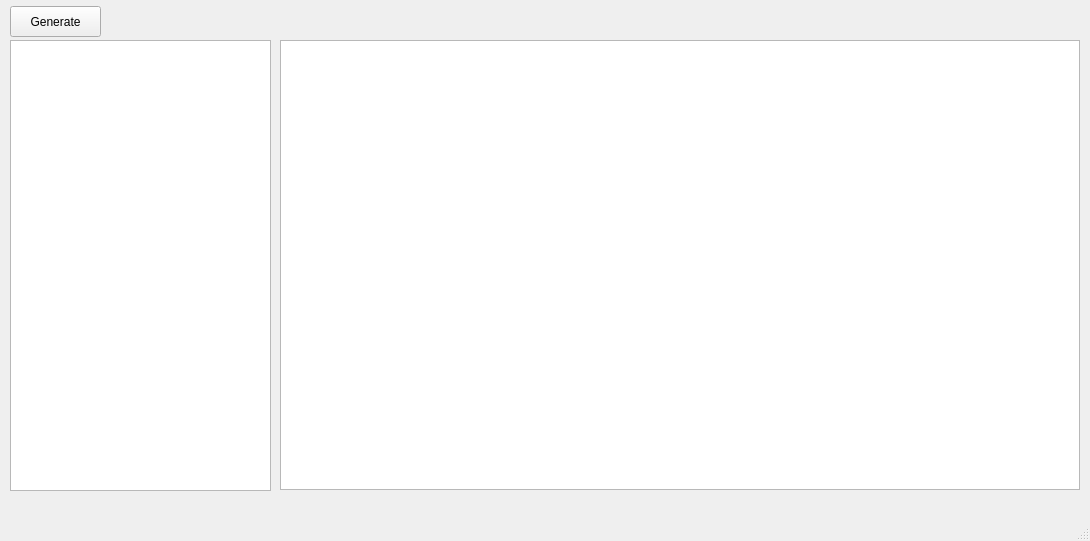
First picture: the form in DiagGenerateTool/mainwindow.ui, repository HuaqingPlus/DiagGenerateTool, before the edit.
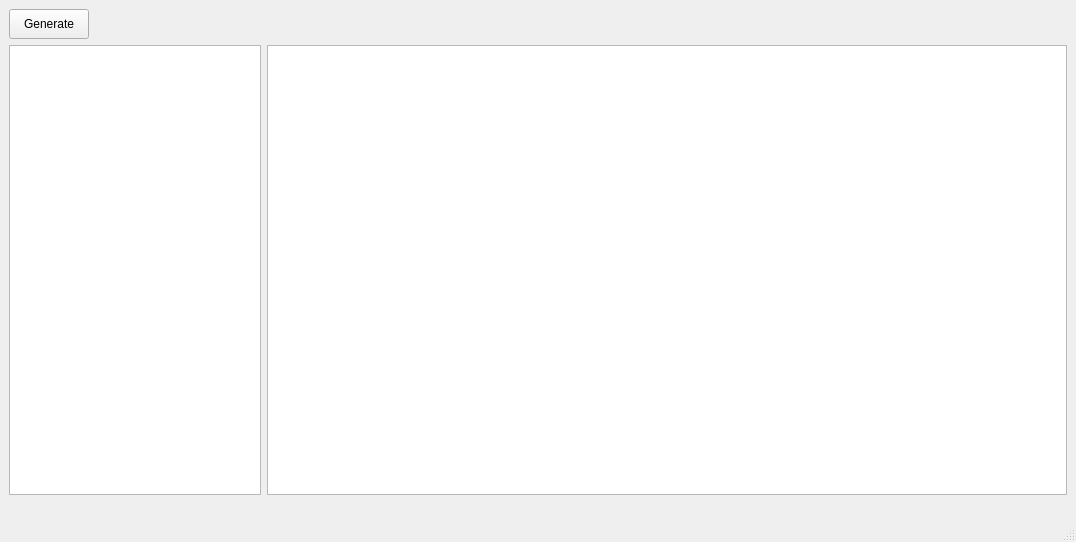
Second picture: the form after the edit.

```diff
--- a/DiagGenerateTool/mainwindow.ui
+++ b/DiagGenerateTool/mainwindow.ui
@@ -9,53 +9,80 @@
    <rect>
     <x>0</x>
     <y>0</y>
-    <width>1090</width>
-    <height>541</height>
+    <width>1076</width>
+    <height>542</height>
    </rect>
   </property>
   <property name="windowTitle">
    <string>DiagGenerateTool_V1.7</string>
   </property>
   <widget class="QWidget" name="centralwidget">
-   <widget class="QTableView" name="TableView_Did">
-    <property name="enabled">
-     <bool>true</bool>
-    </property>
-    <property name="geometry">
-     <rect>
-      <x>280</x>
-      <y>40</y>
-      <width>800</width>
-      <height>450</height>
-     </rect>
-    </property>
-   </widget>
-   <widget class="QTreeView" name="Tree_Config">
-    <property name="geometry">
-     <rect>
-      <x>10</x>
-      <y>40</y>
-      <width>261</width>
-      <height>451</height>
-     </rect>
-    </property>
-   </widget>
-   <widget class="QPushButton" name="But_Generate">
-    <property name="enabled">
-     <bool>true</bool>
-    </property>
-    <property name="geometry">
-     <rect>
-      <x>10</x>
-      <y>6</y>
-      <width>91</width>
-      <height>31</height>
-     </rect>
-    </property>
-    <property name="text">
-     <string>Generate</string>
-    </property>
-   </widget>
+   <property name="sizePolicy">
+    <sizepolicy hsizetype="Expanding" vsizetype="Expanding">
+     <horstretch>0</horstretch>
+     <verstretch>0</verstretch>
+    </sizepolicy>
+   </property>
+   <layout class="QGridLayout" name="gridLayout_2">
+    <item row="0" column="0" alignment="Qt::AlignLeft">
+     <widget class="QPushButton" name="But_Generate">
+      <property name="enabled">
+       <bool>true</bool>
+      </property>
+      <property name="minimumSize">
+       <size>
+        <width>80</width>
+        <height>30</height>
+       </size>
+      </property>
+      <property name="text">
+       <string>Generate</string>
+      </property>
+     </widget>
+    </item>
+    <item row="1" column="0">
+     <layout class="QHBoxLayout" name="HLayout_Table">
+      <property name="sizeConstraint">
+       <enum>QLayout::SetDefaultConstraint</enum>
+      </property>
+      <item alignment="Qt::AlignTop">
+       <widget class="QTreeView" name="Tree_Config">
+        <property name="sizePolicy">
+         <sizepolicy hsizetype="Fixed" vsizetype="Expanding">
+          <horstretch>0</horstretch>
+          <verstretch>0</verstretch>
+         </sizepolicy>
+        </property>
+        <property name="minimumSize">
+         <size>
+          <width>250</width>
+          <height>450</height>
+         </size>
+        </property>
+       </widget>
+      </item>
+      <item alignment="Qt::AlignTop">
+       <widget class="QTableView" name="TableView_Did">
+        <property name="enabled">
+         <bool>true</bool>
+        </property>
+        <property name="minimumSize">
+         <size>
+          <width>800</width>
+          <height>450</height>
+         </size>
+        </property>
+        <property name="sizeAdjustPolicy">
+         <enum>QAbstractScrollArea::AdjustToContents</enum>
+        </property>
+        <property name="sortingEnabled">
+         <bool>false</bool>
+        </property>
+       </widget>
+      </item>
+     </layout>
+    </item>
+   </layout>
   </widget>
   <widget class="QMenuBar" name="menubar">
    <property name="enabled">
```
Left out of the diff: 4 changed lines with no effect on the pictures.
